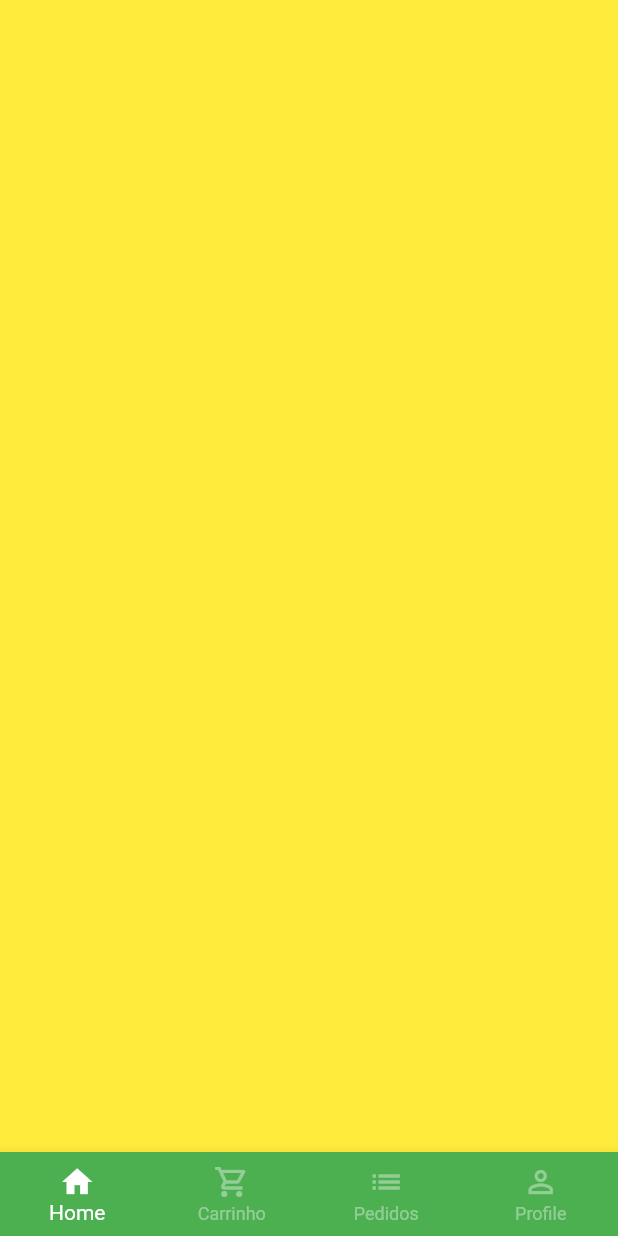
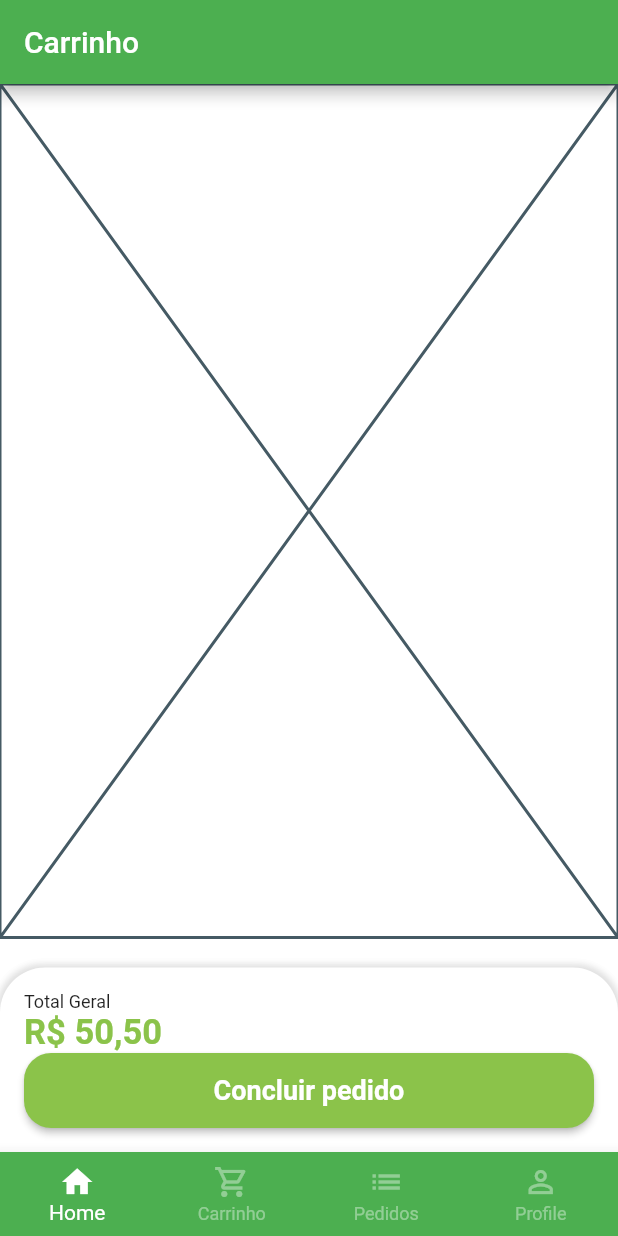
Before and after one commit to oliveiradg/Quitanda, a Flutter app: the BaseScreen screen opened directly, swiped to page 2, on a phone screen of 412 x 824 dp. Run offline on Flutter 3.47's test engine with Material 2 defaults, Android fonts, the phone set to English and light mode, and no system bars; our stand-ins replace animated_text_kit, badges, mask_text_input_formatter.

Commit message:
[DIA 33/100] feat: Total e confirmação de pedido

```diff
--- a/lib/src/pages/base/base_screen.dart
+++ b/lib/src/pages/base/base_screen.dart
@@ -1,4 +1,5 @@
 import 'package:flutter/material.dart';
+import 'package:quitanda/src/pages/cart/cart_tab.dart';
 import 'package:quitanda/src/pages/home/home_tab.dart';
 
 class BaseScreen extends StatefulWidget {
@@ -22,9 +23,8 @@ class _BaseScreenState extends State<BaseScreen> {
         controller: pageController,
         children: [
           const HomeTab(),
-          Container(
-            color: Colors.yellow,
-          ),
+         CartTab(),
+
           Container(
             color: Colors.blue,
           ),
--- /dev/null
+++ b/lib/src/pages/cart/cart_tab.dart
@@ -0,0 +1,90 @@
+import 'package:flutter/material.dart';
+import 'package:quitanda/src/config/custom_colors.dart';
+import 'package:quitanda/src/services/utils_services.dart';
+
+class CartTab extends StatelessWidget {
+  CartTab({Key? key}) : super(key: key);
+
+  final UtilsServices utilsServices = UtilsServices();
+
+  @override
+  Widget build(BuildContext context) {
+    return Scaffold(
+      appBar: AppBar(
+        title: const Text('Carrinho'),
+      ),
+      body: Column(
+        children: [
+          const Expanded(
+            child: Placeholder(),
+          ),
+          const SizedBox(
+            height: 20,
+          ),
+          Container(
+            padding: const EdgeInsets.all(16),
+            decoration: BoxDecoration(
+              color: Colors.white,
+              borderRadius: const BorderRadius.vertical(
+                top: Radius.circular(30),
+              ),
+              boxShadow: [
+                BoxShadow(
+                  color: Colors.grey.shade300,
+                  blurRadius: 3,
+                  spreadRadius: 2,
+                ),
+              ],
+            ),
+
+            // total geral
+            child: Column(
+              crossAxisAlignment: CrossAxisAlignment.stretch,
+              children: [
+                const Text(
+                  'Total Geral',
+                  style: TextStyle(
+                    fontSize: 12,
+                  ),
+                ),
+                Text(
+                  utilsServices.priceToCurrency(50.5),
+                  style: TextStyle(
+                    fontSize: 23,
+                    color: CustomColors.customSwatchColor,
+                    fontWeight: FontWeight.bold,
+                  ),
+                ),
+                // botão confirmar
+                SizedBox(
+                  height: 50,
+                  child: ElevatedButton(
+                    style: ElevatedButton.styleFrom(
+                      primary: CustomColors.customSwatchColor,
+                    shape: RoundedRectangleBorder(
+                      borderRadius: BorderRadius.circular(18),
+                    )
+                        ),
+                    onPressed: () {},
+                    child: const  Text('Concluir pedido',
+                    style: TextStyle(fontSize: 18,
+                    fontWeight: FontWeight.bold,
+                    color: Colors.white
+
+                      ),
+                      ),
+                ),
+                  ),
+
+
+
+
+
+              ],
+            ),
+          ),
+        ],
+      ),
+    );
+  }
+}
```
